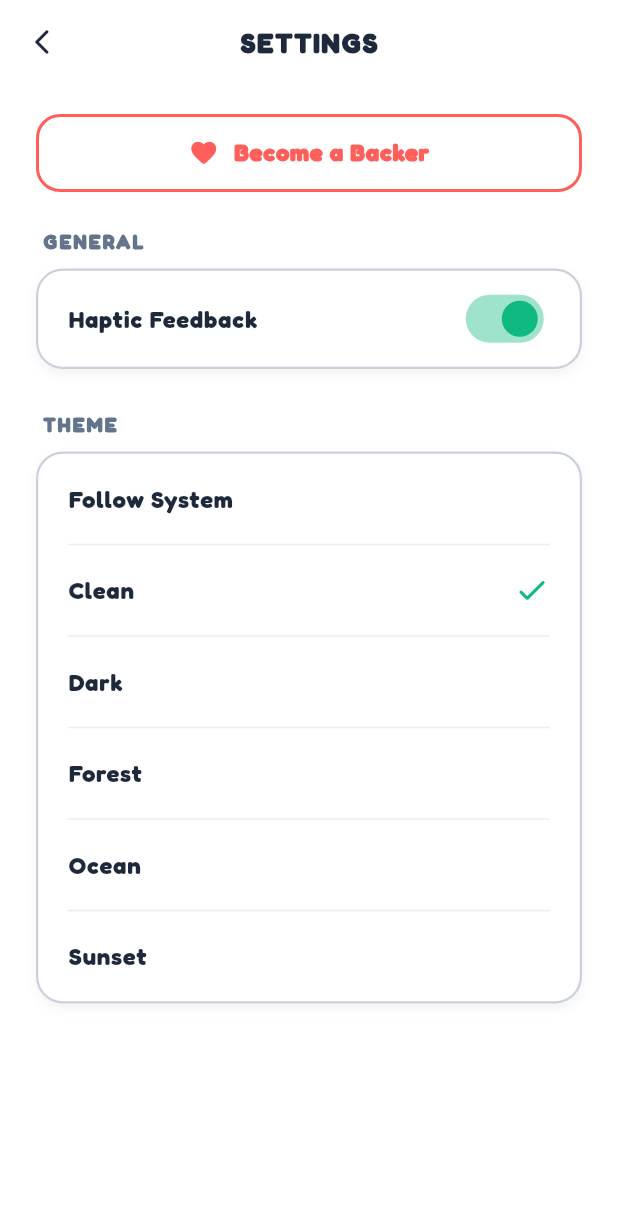
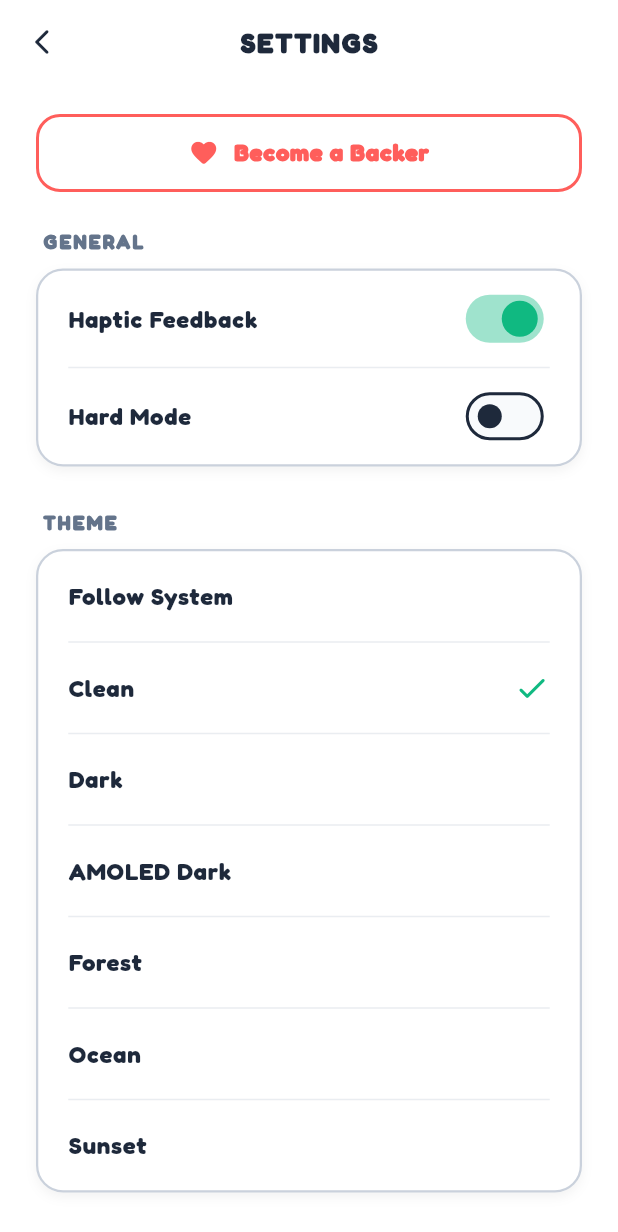
Before and after one commit to sidhant947/FindWords, a Flutter app: the SettingsScreen screen opened directly, on a phone screen of 412 x 824 dp. Shown: the top 1232 px of the screen. Run offline on Flutter 3.47's test engine with Material 3 defaults, Android fonts, the phone set to English and light mode, and no system bars; our stand-ins replace flutter_riverpod, shared_preferences; accounts and stored records are empty.

Commit message:
Update V1.0.1 , Added #1

```diff
--- a/lib/models/app_theme.dart
+++ b/lib/models/app_theme.dart
@@ -1,6 +1,6 @@
 import 'package:flutter/material.dart';
 
-enum AppThemeId { system, clean, dark, forest, ocean, sunset }
+enum AppThemeId { system, clean, dark, amoled, forest, ocean, sunset }
 
 class AppThemeData {
   final AppThemeId id;
@@ -237,6 +237,42 @@ class AppThemes {
     switchActiveColor: Color(0xFF10B981),
   );
 
+  static const amoled = AppThemeData(
+    id: AppThemeId.amoled,
+    name: 'AMOLED Dark',
+    background: Color(0xFF000000),
+    surface: Color(0xFF121212),
+    surfaceVariant: Color(0xFF1E1E1E),
+    border: Color(0xFF333333),
+    textPrimary: Color(0xFFFFFFFF),
+    textMuted: Color(0xFFA1A1AA),
+    appBarFg: Color(0xFFFFFFFF),
+    playBg: Color(0xFF10B981),
+    playBorder: Color(0xFF047857),
+    playShadow: Color(0xFF064E3B),
+    randomBg: Color(0xFFF59E0B),
+    randomBorder: Color(0xFFB45309),
+    randomShadow: Color(0xFF78350F),
+    levelsBg: Color(0xFF3B82F6),
+    levelsBorder: Color(0xFF1D4ED8),
+    levelsShadow: Color(0xFF1E3A8A),
+    settingsBg: Color(0xFF8B5CF6),
+    settingsBorder: Color(0xFF6D28D9),
+    settingsShadow: Color(0xFF4C1D95),
+    levelCurrent: Color(0xFF10B981),
+    levelCurrentBorder: Color(0xFF047857),
+    levelCurrentShadow: Color(0xFF064E3B),
+    levelNormal: Color(0xFF3B82F6),
+    levelNormalBorder: Color(0xFF1D4ED8),
+    levelNormalShadow: Color(0xFF1E3A8A),
+    levelLocked: Color(0xFF18181B),
+    levelLockedBorder: Color(0xFF27272A),
+    levelLockedIcon: Color(0xFF52525B),
+    cardBg: Color(0xFF000000),
+    dialogBg: Color(0xFF000000),
+    switchActiveColor: Color(0xFF10B981),
+  );
+
   static const forest = AppThemeData(
     id: AppThemeId.forest,
     name: 'Forest',
@@ -381,7 +417,7 @@ class AppThemes {
     switchActiveColor: Color(0xFF10B981),
   );
 
-  static const all = [system, clean, dark, forest, ocean, sunset];
+  static const all = [system, clean, dark, amoled, forest, ocean, sunset];
 
   static AppThemeData resolve(AppThemeId id, [Brightness? platformBrightness]) {
     if (id == AppThemeId.system) {
--- a/lib/providers/game_provider.dart
+++ b/lib/providers/game_provider.dart
@@ -7,6 +7,10 @@ import '../services/storage_service.dart';
 
 final highestLevelProvider = StateProvider<int>((ref) {
   return StorageService.getHighestLevel();
+});
+
+final hardModeProvider = StateProvider<bool>((ref) {
+  return StorageService.getHardMode();
 });
 
 final gameProvider = StateNotifierProvider<GameNotifier, GameState>((ref) {
--- a/lib/screens/game_screen.dart
+++ b/lib/screens/game_screen.dart
@@ -74,6 +74,7 @@ class _GameScreenState extends ConsumerState<GameScreen> {
     final gameState = ref.watch(gameProvider);
     final notifier = ref.read(gameProvider.notifier);
     final appTheme = ref.watch(themeProvider);
+    final hardMode = ref.watch(hardModeProvider);
     return Scaffold(
       backgroundColor: appTheme.background,
       appBar: AppBar(
@@ -142,7 +143,7 @@ class _GameScreenState extends ConsumerState<GameScreen> {
             const SizedBox(height: 8),
             if (gameState.status == GameStatus.won)
               _buildCompletionSection(context, gameState, notifier, appTheme)
-            else
+            else if (!hardMode)
               _buildWordChips(gameState, appTheme),
             const SizedBox(height: 8),
           ],
--- a/lib/screens/settings_screen.dart
+++ b/lib/screens/settings_screen.dart
@@ -3,6 +3,7 @@ import 'package:flutter_riverpod/flutter_riverpod.dart';
 import 'package:url_launcher/url_launcher.dart';
 
 import '../models/app_theme.dart';
+import '../providers/game_provider.dart';
 import '../providers/theme_provider.dart';
 import '../services/haptics.dart';
 import '../services/storage_service.dart';
@@ -26,6 +27,7 @@ class _SettingsScreenState extends ConsumerState<SettingsScreen> {
   @override
   Widget build(BuildContext context) {
     final currentTheme = ref.watch(themeProvider);
+    final hardMode = ref.watch(hardModeProvider);
 
     return Scaffold(
       backgroundColor: currentTheme.background,
@@ -126,7 +128,9 @@ class _SettingsScreenState extends ConsumerState<SettingsScreen> {
                   ),
                 ],
               ),
-              child: SwitchListTile(
+              child: Column(
+                children: [
+                  SwitchListTile(
                     contentPadding: const EdgeInsets.symmetric(
                       horizontal: 20,
                       vertical: 4,
@@ -145,6 +149,35 @@ class _SettingsScreenState extends ConsumerState<SettingsScreen> {
                       setState(() => _hapticEnabled = value);
                       StorageService.setHapticEnabled(value);
                     },
+                  ),
+                  Divider(
+                    height: 1,
+                    thickness: 1,
+                    indent: 20,
+                    endIndent: 20,
+                    color: currentTheme.border.withValues(alpha: 0.2),
+                  ),
+                  SwitchListTile(
+                    contentPadding: const EdgeInsets.symmetric(
+                      horizontal: 20,
+                      vertical: 4,
+                    ),
+                    title: Text(
+                      'Hard Mode',
+                      style: TextStyle(
+                        fontWeight: FontWeight.w800,
+                        fontSize: 16,
+                        color: currentTheme.textPrimary,
+                      ),
+                    ),
+                    value: hardMode,
+                    activeThumbColor: currentTheme.switchActiveColor,
+                    onChanged: (value) {
+                      StorageService.setHardMode(value);
+                      ref.read(hardModeProvider.notifier).state = value;
+                    },
+                  ),
+                ],
               ),
             ),
             const SizedBox(height: 28),
--- a/lib/services/storage_service.dart
+++ b/lib/services/storage_service.dart
@@ -4,6 +4,7 @@ class StorageService {
   static const String _keyHighLevel = 'high_level';
   static const String _keyHaptic = 'haptic_enabled';
   static const String _keyTheme = 'theme_id';
+  static const String _keyHardMode = 'hard_mode';
 
   static late SharedPreferences _prefs;
 
@@ -36,4 +37,12 @@ class StorageService {
   static Future<void> setThemeId(String themeId) async {
     await _prefs.setString(_keyTheme, themeId);
   }
+
+  static bool getHardMode() {
+    return _prefs.getBool(_keyHardMode) ?? false;
+  }
+
+  static Future<void> setHardMode(bool value) async {
+    await _prefs.setBool(_keyHardMode, value);
+  }
 }
--- a/pubspec.yaml
+++ b/pubspec.yaml
@@ -16,7 +16,7 @@ publish_to: 'none' # Remove this line if you wish to publish to pub.dev
 # https://developer.apple.com/library/archive/documentation/General/Reference/InfoPlistKeyReference/Articles/CoreFoundationKeys.html
 # In Windows, build-name is used as the major, minor, and patch parts
 # of the product and file versions while build-number is used as the build suffix.
-version: 1.0.0+1
+version: 1.0.1+2
 
 environment:
   sdk: ^3.13.4
```
Also changed, not shown: pubspec.lock, 1 other file. Lines whose indentation alone changed are shown as unchanged.
